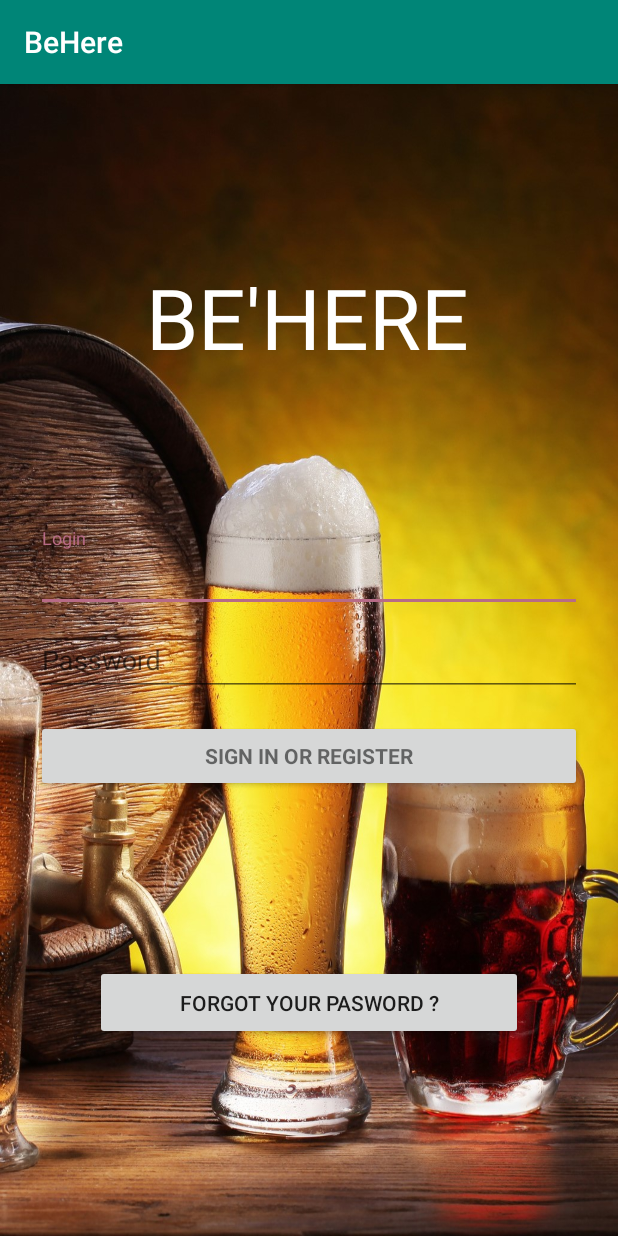
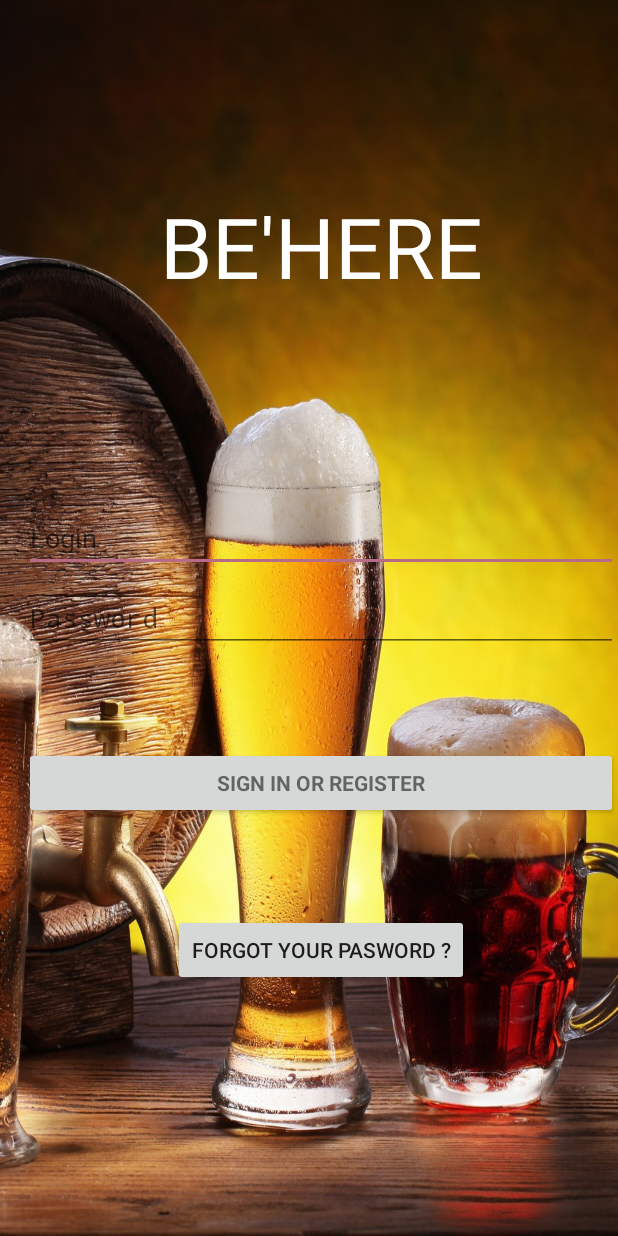
Before and after one commit to BartholomeLeBruno/behere, an Android app: the screen it shows after launch (LoginActivity), on a phone screen of 412 x 824 dp. Run offline under Robolectric (Android 15) with nearby library versions, the phone set to English and light mode, and no system bars; 2 statements that could not run were skipped.

Commit message:
remove title bar

```diff
--- a/app/src/main/AndroidManifest.xml
+++ b/app/src/main/AndroidManifest.xml
@@ -1,7 +1,6 @@
 <?xml version="1.0" encoding="utf-8"?>
 <manifest xmlns:android="http://schemas.android.com/apk/res/android"
     package="com.example.behere">
-
     <!-- To auto-complete the email text field in the login form with the user's emails -->
     <uses-permission android:name="android.permission.GET_ACCOUNTS" />
     <uses-permission android:name="android.permission.READ_PROFILE" />
@@ -17,20 +16,24 @@
         android:roundIcon="@mipmap/ic_launcher_round"
         android:supportsRtl="true"
         android:theme="@style/AppTheme">
+        <activity android:name=".register.RegisterFirstStep"></activity>
+
         <meta-data
             android:name="com.google.android.geo.API_KEY"
             android:value="AIzaSyBuAnhRy95K8XSSehEciHxGTbrlrAtQLj8" />
+
         <activity
-            android:name="com.example.behere.LoginActivity"
-            android:label="@string/app_name">
-        </activity>
-        <activity android:name="com.example.behere.SplashScreen"
-                  android:label="@string/app_name"
-                  android:screenOrientation="portrait"
-                  android:theme="@android:style/Theme.Black.NoTitleBar">
+            android:name=".LoginActivity"
+            android:label="@string/app_name"></activity>
+        <activity
+            android:name=".SplashScreen"
+            android:label="@string/app_name"
+            android:screenOrientation="portrait"
+            android:theme="@android:style/Theme.Black.NoTitleBar">
             <intent-filter>
-                  <action android:name="android.intent.action.MAIN" />
-                  <category android:name="android.intent.category.LAUNCHER" />
+                <action android:name="android.intent.action.MAIN" />
+
+                <category android:name="android.intent.category.LAUNCHER" />
             </intent-filter>
         </activity>
     </application>
--- a/app/src/main/java/com/example/behere/LoginActivity.java
+++ b/app/src/main/java/com/example/behere/LoginActivity.java
@@ -1,30 +1,25 @@
 package com.example.behere;
 
-import android.animation.Animator;
-import android.animation.AnimatorListenerAdapter;
 import android.annotation.TargetApi;
-import android.content.pm.PackageManager;
-import android.support.annotation.NonNull;
-import android.support.design.widget.Snackbar;
-import android.support.v7.app.AppCompatActivity;
+import android.app.Activity;
 import android.app.LoaderManager.LoaderCallbacks;
-
 import android.content.CursorLoader;
 import android.content.Loader;
+import android.content.pm.PackageManager;
 import android.database.Cursor;
 import android.net.Uri;
 import android.os.AsyncTask;
-
 import android.os.Build;
 import android.os.Bundle;
 import android.provider.ContactsContract;
+import android.support.annotation.NonNull;
+import android.support.design.widget.Snackbar;
 import android.text.TextUtils;
 import android.view.KeyEvent;
 import android.view.View;
 import android.view.View.OnClickListener;
+import android.view.Window;
 import android.view.inputmethod.EditorInfo;
-import android.widget.ArrayAdapter;
-import android.widget.AutoCompleteTextView;
 import android.widget.Button;
 import android.widget.EditText;
 import android.widget.TextView;
@@ -37,7 +32,7 @@ import static android.Manifest.permission.READ_CONTACTS;
 /**
  * A login screen that offers login via email/password.
  */
-public class LoginActivity extends AppCompatActivity implements LoaderCallbacks<Cursor> {
+public class LoginActivity extends Activity implements LoaderCallbacks<Cursor> {
 
     /**
      * Id to identity READ_CONTACTS permission request.
@@ -63,6 +58,7 @@ public class LoginActivity extends AppCompatActivity implements LoaderCallbacks<
     @Override
     protected void onCreate(Bundle savedInstanceState) {
         super.onCreate(savedInstanceState);
+        requestWindowFeature(Window.FEATURE_NO_TITLE);
         setContentView(R.layout.activity_login);
         // Set up the login form.
         mLoginView = findViewById(R.id.login);
--- /dev/null
+++ b/app/src/main/java/com/example/behere/register/RegisterFirstStep.java
@@ -0,0 +1,15 @@
+package com.example.behere.register;
+
+import android.support.v7.app.AppCompatActivity;
+import android.os.Bundle;
+
+import com.example.behere.R;
+
+public class RegisterFirstStep extends AppCompatActivity {
+
+    @Override
+    protected void onCreate(Bundle savedInstanceState) {
+        super.onCreate(savedInstanceState);
+        setContentView(R.layout.activity_register_first_step);
+    }
+}
--- a/app/src/main/res/layout/activity_login.xml
+++ b/app/src/main/res/layout/activity_login.xml
@@ -8,100 +8,77 @@
     android:gravity="center_horizontal"
     android:orientation="vertical"
     android:paddingLeft="@dimen/activity_horizontal_margin"
-    android:paddingTop="@dimen/activity_vertical_margin"
-    android:paddingRight="@dimen/activity_horizontal_margin"
-    android:paddingBottom="@dimen/activity_vertical_margin"
     tools:context=".LoginActivity">
 
     <!-- Login progress -->
 
-    <LinearLayout
-        android:id="@+id/email_login_form"
-        android:layout_width="match_parent"
+    <Button
+        android:id="@+id/btnForgot2"
+        android:layout_width="wrap_content"
         android:layout_height="wrap_content"
-        android:layout_marginStart="8dp"
         android:layout_marginTop="8dp"
-        android:layout_marginEnd="8dp"
-        android:layout_marginBottom="8dp"
-        android:orientation="vertical"
+        android:text="Forgot Your Pasword ?"
         app:layout_constraintBottom_toBottomOf="parent"
         app:layout_constraintEnd_toEndOf="parent"
         app:layout_constraintStart_toStartOf="parent"
-        app:layout_constraintTop_toTopOf="parent">
+        app:layout_constraintTop_toBottomOf="@+id/password" />
 
-        <android.support.design.widget.TextInputLayout
-            android:layout_width="match_parent"
-            android:layout_height="wrap_content">
 
     <EditText
         android:id="@+id/login"
         android:layout_width="match_parent"
         android:layout_height="wrap_content"
+        android:layout_marginBottom="8dp"
         android:hint="Login"
         android:inputType="textEmailAddress"
         android:maxLines="1"
         android:singleLine="true"
-                android:textColor="@color/common_google_signin_btn_text_dark_default" />
+        android:textColor="@color/common_google_signin_btn_text_dark_default"
+        app:layout_constraintBottom_toTopOf="@+id/password"
+        tools:layout_editor_absoluteX="16dp" />
 
-        </android.support.design.widget.TextInputLayout>
-
-        <android.support.design.widget.TextInputLayout
-            android:layout_width="match_parent"
-            android:layout_height="wrap_content">
 
     <EditText
         android:id="@+id/password"
         android:layout_width="match_parent"
         android:layout_height="wrap_content"
+        android:layout_marginTop="8dp"
+        android:layout_marginBottom="8dp"
         android:hint="Password"
         android:imeActionId="6"
         android:imeActionLabel="@string/action_sign_in_short"
         android:imeOptions="actionUnspecified"
         android:inputType="textPassword"
         android:maxLines="1"
-                android:singleLine="true" />
-
-        </android.support.design.widget.TextInputLayout>
+        android:singleLine="true"
+        app:layout_constraintBottom_toBottomOf="parent"
+        app:layout_constraintTop_toTopOf="parent"
+        tools:layout_editor_absoluteX="16dp" />
 
     <Button
         android:id="@+id/email_sign_in_button"
         style="?android:textAppearanceSmall"
         android:layout_width="match_parent"
         android:layout_height="wrap_content"
-            android:layout_marginTop="16dp"
+        android:layout_marginTop="8dp"
+        android:layout_marginBottom="8dp"
         android:text="@string/action_sign_in"
-            android:textStyle="bold" />
-
-    </LinearLayout>
+        android:textStyle="bold"
+        app:layout_constraintBottom_toTopOf="@+id/btnForgot2"
+        app:layout_constraintTop_toBottomOf="@+id/password"
+        tools:layout_editor_absoluteX="16dp" />
 
     <TextView
         android:id="@+id/tVTitle"
-        android:layout_width="218dp"
-        android:layout_height="76dp"
-        android:layout_marginStart="8dp"
-        android:layout_marginTop="8dp"
-        android:layout_marginEnd="8dp"
+        android:layout_width="wrap_content"
+        android:layout_height="wrap_content"
         android:layout_marginBottom="8dp"
         android:text="BE'HERE"
         android:textAppearance="@style/TextAppearance.AppCompat.Display3"
         android:textColor="@color/common_google_signin_btn_text_dark_default"
-        app:layout_constraintBottom_toTopOf="@+id/email_login_form"
+        app:layout_constraintBottom_toTopOf="@+id/login"
         app:layout_constraintEnd_toEndOf="parent"
         app:layout_constraintStart_toStartOf="parent"
         app:layout_constraintTop_toTopOf="parent" />
 
-    <Button
-        android:id="@+id/btnForgot"
-        android:layout_width="285dp"
-        android:layout_height="50dp"
-        android:layout_marginStart="8dp"
-        android:layout_marginTop="8dp"
-        android:layout_marginEnd="8dp"
-        android:layout_marginBottom="8dp"
-        android:text="Forgot Your Pasword ?"
-        app:layout_constraintBottom_toBottomOf="parent"
-        app:layout_constraintEnd_toEndOf="parent"
-        app:layout_constraintStart_toStartOf="parent"
-        app:layout_constraintTop_toBottomOf="@+id/email_login_form" />
-
 </android.support.constraint.ConstraintLayout>
--- /dev/null
+++ b/app/src/main/res/layout/activity_register_first_step.xml
@@ -0,0 +1,9 @@
+<?xml version="1.0" encoding="utf-8"?>
+<android.support.constraint.ConstraintLayout xmlns:android="http://schemas.android.com/apk/res/android"
+    xmlns:app="http://schemas.android.com/apk/res-auto"
+    xmlns:tools="http://schemas.android.com/tools"
+    android:layout_width="match_parent"
+    android:layout_height="match_parent"
+    tools:context=".register.RegisterFirstStep">
+
+</android.support.constraint.ConstraintLayout>
```
Lines whose indentation alone changed are shown as unchanged.
